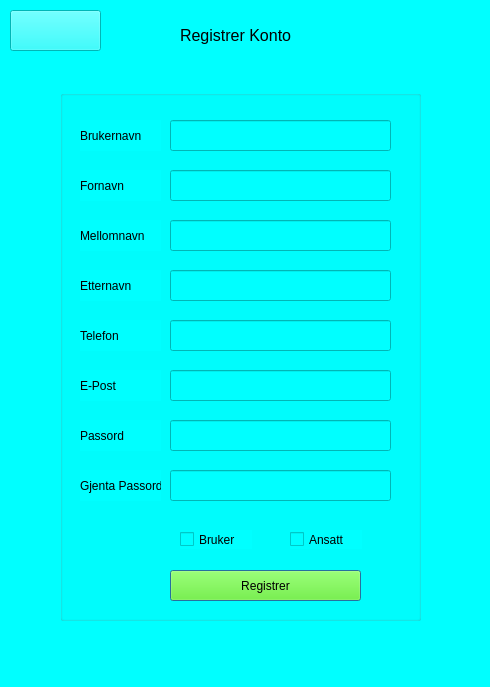
Old version of the form SKOGKK/KKOGSK/registerdialog.ui in the repository Strauts/AppDeployment.
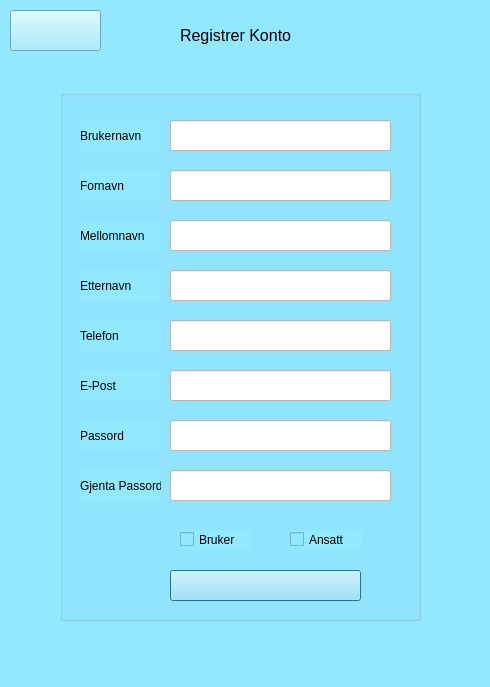
New version of the form. Icons and pictures are not drawn.

```diff
--- a/SKOGKK/KKOGSK/registerdialog.ui
+++ b/SKOGKK/KKOGSK/registerdialog.ui
@@ -14,7 +14,7 @@
    <string>Dialog</string>
   </property>
   <property name="styleSheet">
-   <string notr="true">background-color: rgb(0, 255, 255);</string>
+   <string notr="true">background-color: rgb(146, 232, 255);</string>
   </property>
   <widget class="QGroupBox" name="groupBox">
    <property name="geometry">
@@ -149,6 +149,9 @@
       <height>31</height>
      </rect>
     </property>
+    <property name="styleSheet">
+     <string notr="true">background-color: rgb(255, 255, 255);</string>
+    </property>
    </widget>
    <widget class="QLineEdit" name="lineEdit_2">
     <property name="geometry">
@@ -159,6 +162,9 @@
       <height>31</height>
      </rect>
     </property>
+    <property name="styleSheet">
+     <string notr="true">background-color: rgb(255, 255, 255);</string>
+    </property>
    </widget>
    <widget class="QLineEdit" name="lineEdit_3">
     <property name="geometry">
@@ -169,6 +175,9 @@
       <height>31</height>
      </rect>
     </property>
+    <property name="styleSheet">
+     <string notr="true">background-color: rgb(255, 255, 255);</string>
+    </property>
    </widget>
    <widget class="QLineEdit" name="lineEdit_4">
     <property name="geometry">
@@ -179,6 +188,9 @@
       <height>31</height>
      </rect>
     </property>
+    <property name="styleSheet">
+     <string notr="true">background-color: rgb(255, 255, 255);</string>
+    </property>
    </widget>
    <widget class="QLineEdit" name="lineEdit_5">
     <property name="geometry">
@@ -189,6 +201,9 @@
       <height>31</height>
      </rect>
     </property>
+    <property name="styleSheet">
+     <string notr="true">background-color: rgb(255, 255, 255);</string>
+    </property>
    </widget>
    <widget class="QLineEdit" name="lineEdit_6">
     <property name="geometry">
@@ -199,6 +214,9 @@
       <height>31</height>
      </rect>
     </property>
+    <property name="styleSheet">
+     <string notr="true">background-color: rgb(255, 255, 255);</string>
+    </property>
    </widget>
    <widget class="QLineEdit" name="lineEdit_7">
     <property name="geometry">
@@ -209,6 +227,9 @@
       <height>31</height>
      </rect>
     </property>
+    <property name="styleSheet">
+     <string notr="true">background-color: rgb(255, 255, 255);</string>
+    </property>
    </widget>
    <widget class="QCheckBox" name="checkBox">
     <property name="geometry">
@@ -253,10 +274,11 @@
     </property>
     <property name="styleSheet">
      <string notr="true">color: rgb(0, 0, 0);
-background-color: rgb(85, 255, 0);</string>
+border-image: url(:/Assets/Buttons/ny-konto_active.png);
+</string>
     </property>
     <property name="text">
-     <string>Registrer</string>
+     <string/>
     </property>
    </widget>
    <widget class="QLabel" name="label_16">
@@ -284,6 +306,9 @@
       <height>31</height>
      </rect>
     </property>
+    <property name="styleSheet">
+     <string notr="true">background-color: rgb(255, 255, 255);</string>
+    </property>
    </widget>
   </widget>
   <widget class="QLabel" name="label_2">
```
